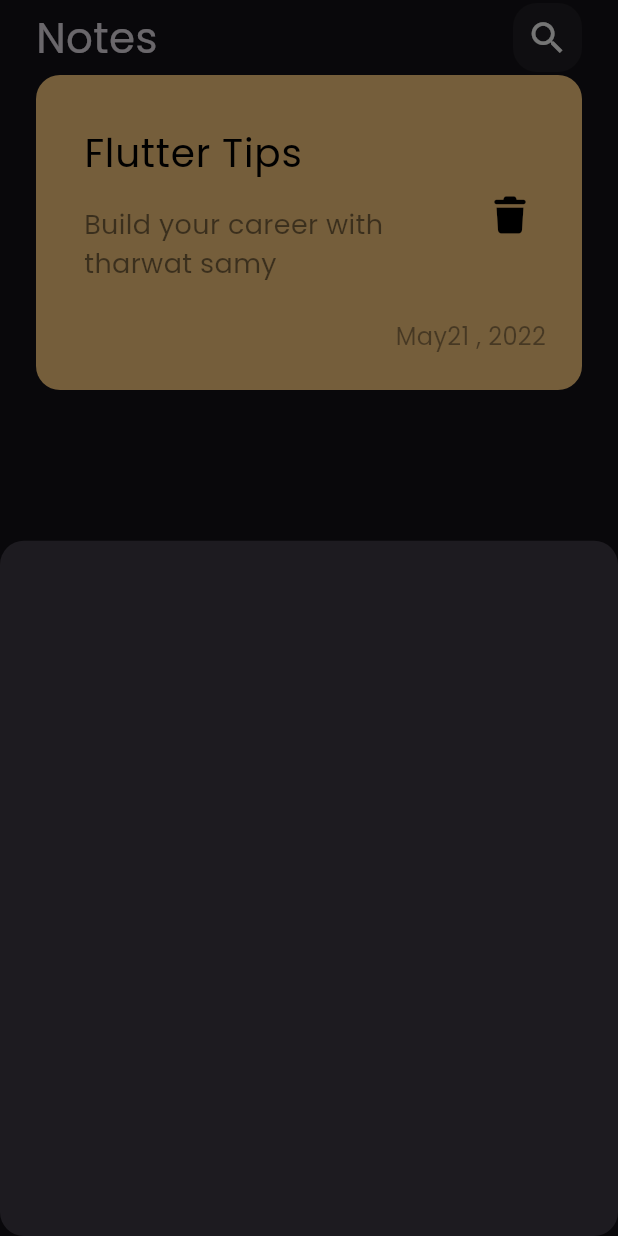
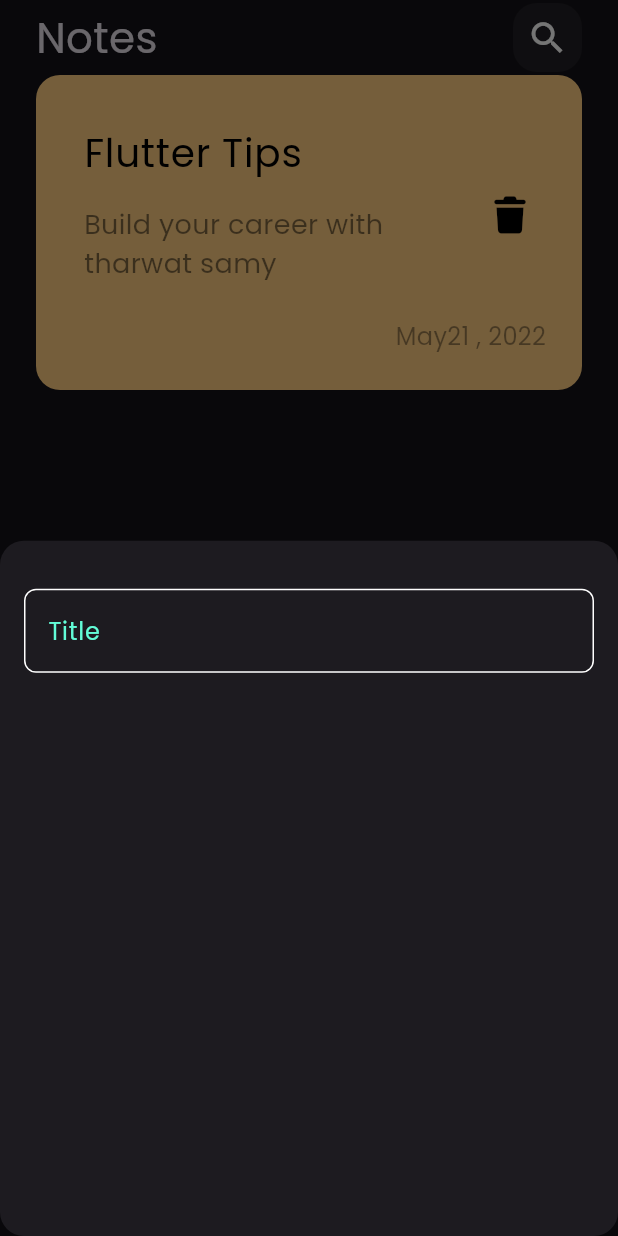
Before and after one commit to renad99200/notes_app, a Flutter app: the screen it shows after launch, after a tap on the "add" icon, on a phone screen of 412 x 824 dp. Run offline on Flutter 3.47's test engine with Material 3 defaults, Android fonts, the phone set to English and light mode, and no system bars; our stand-ins replace font_awesome_flutter.

Commit message:
create custom text field

```diff
--- /dev/null
+++ b/lib/constants.dart
@@ -0,0 +1,3 @@
+import 'dart:ui';
+
+ const KPrimaryColor=Color(0xff62FCD7);
--- a/lib/views/widgets/add_notebottusheet.dart
+++ b/lib/views/widgets/add_notebottusheet.dart
@@ -1,13 +1,20 @@
 import 'package:flutter/cupertino.dart';
+
+import 'custom_text_field.dart';
 
 class AddNoteButtomSheet extends StatelessWidget {
   const AddNoteButtomSheet({super.key});
 
   @override
   Widget build(BuildContext context) {
-    return Container(
-
-
+    return Padding(
+      padding: const EdgeInsets.symmetric(horizontal: 16),
+      child: Column(
+        children: [
+          SizedBox(height: 32,),
+          CustomTextField()
+        ],
+      ),
     );
   }
 }
--- /dev/null
+++ b/lib/views/widgets/custom_text_field.dart
@@ -0,0 +1,31 @@
+
+
+import 'package:flutter/material.dart';
+import '../../constants.dart';
+
+class CustomTextField extends StatelessWidget {
+  const CustomTextField({super.key});
+
+  @override
+  Widget build(BuildContext context) {
+    return TextField(
+      cursorColor: KPrimaryColor,
+      decoration: InputDecoration(
+        hintText: "Title",
+        hintStyle: const TextStyle(
+          color: KPrimaryColor,
+        ),
+        border: buildBorder(),
+        enabledBorder: buildBorder(),
+        focusedBorder: buildBorder(KPrimaryColor),
+      ),
+    );
+  }
+
+  OutlineInputBorder buildBorder([Color? color]) {
+    return OutlineInputBorder(
+      borderRadius: BorderRadius.circular(8),
+      borderSide: BorderSide(color: color ?? Colors.white),
+    );
+  }
+}
```
